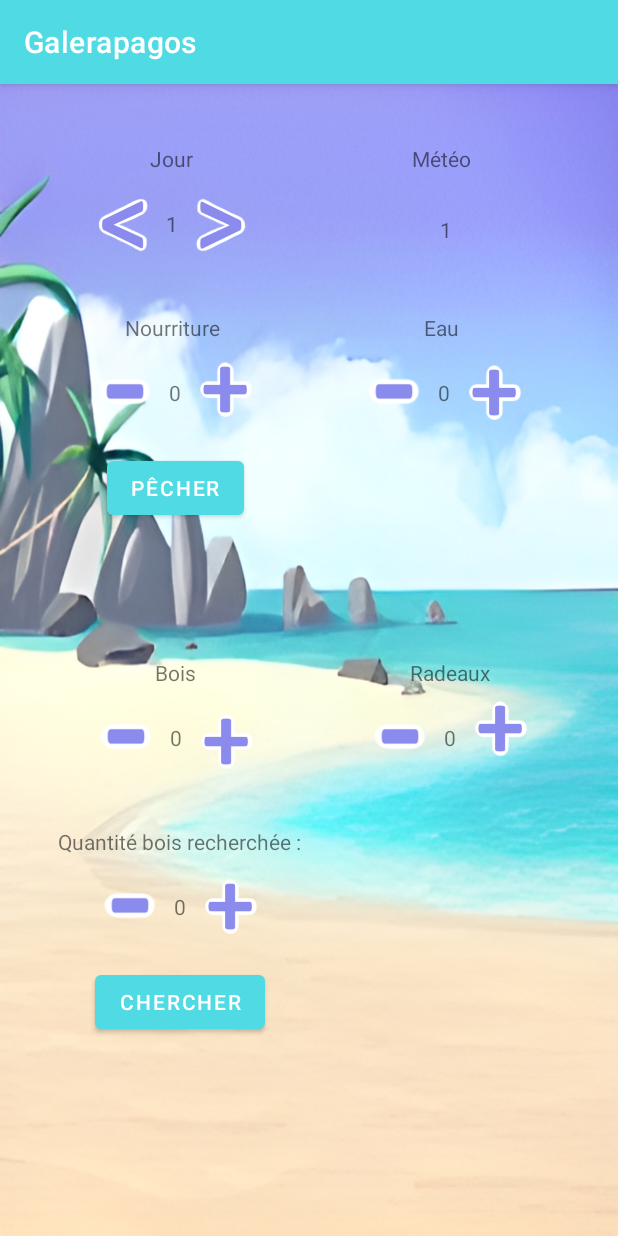
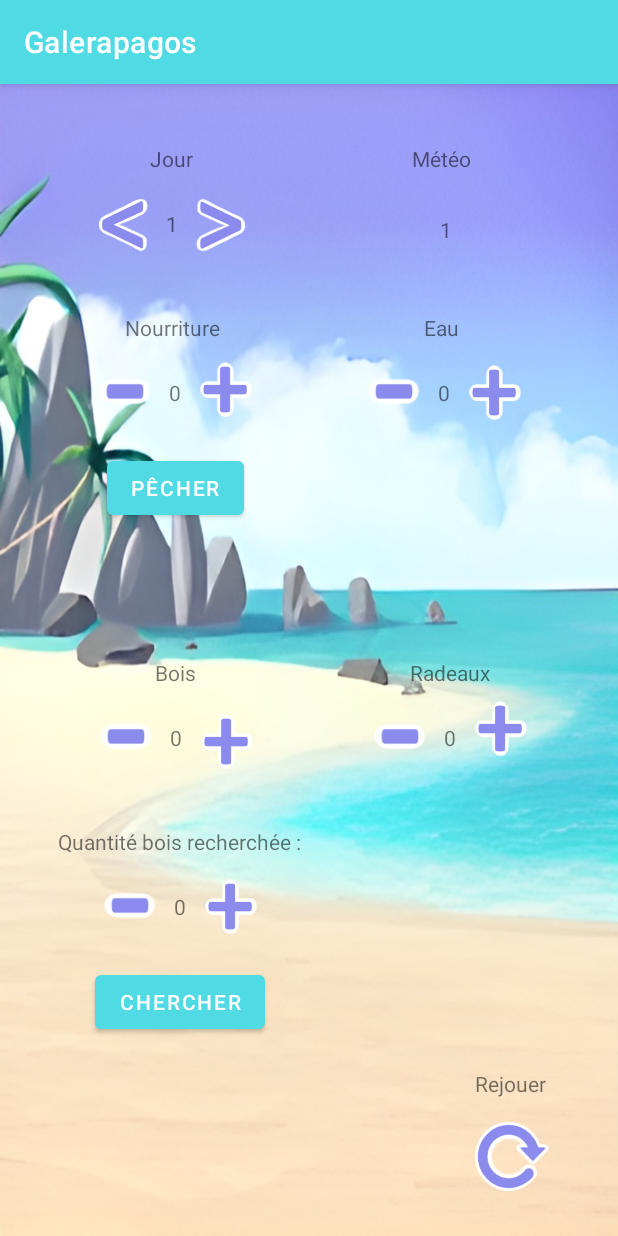
Before and after one commit to MateoLaville/Galerapagos, an Android app: the MainActivity screen opened directly, with no data from a screen before it, on a phone screen of 412 x 824 dp. Run offline under Robolectric (Android 15) with nearby library versions, the phone set to English and light mode, and no system bars.

Commit message:
ajout bouton rejouer + implémentation

```diff
--- a/app/src/main/java/com/example/galerapagos/MainActivity.kt
+++ b/app/src/main/java/com/example/galerapagos/MainActivity.kt
@@ -1,7 +1,9 @@
 package com.example.galerapagos
 
+import android.content.Intent
 import androidx.appcompat.app.AppCompatActivity
 import android.os.Bundle
+import android.view.View
 import android.widget.TextView
 
 class MainActivity : AppCompatActivity() {
@@ -19,6 +21,11 @@ class MainActivity : AppCompatActivity() {
         val index = (6..11).random()
         weatherList.add(index, "2 - Tempête")
         weatherText.text = weatherList[0]
+    }
+
+    fun rejouer(view: android.view.View) {
+        val intent = Intent(this, MainActivity::class.java)
+        startActivity(intent)
     }
 
     /* // // // // // // // //
--- a/app/src/main/res/layout/activity_main.xml
+++ b/app/src/main/res/layout/activity_main.xml
@@ -350,5 +350,27 @@
         app:layout_constraintStart_toStartOf="@+id/button"
         app:layout_constraintTop_toBottomOf="@+id/button" />
 
+    <TextView
+        android:id="@+id/textView6"
+        android:layout_width="wrap_content"
+        android:layout_height="wrap_content"
+        android:layout_marginEnd="48dp"
+        android:layout_marginBottom="92dp"
+        android:text="Rejouer"
+        app:layout_constraintBottom_toBottomOf="parent"
+        app:layout_constraintEnd_toEndOf="parent" />
+
+    <ImageButton
+        android:id="@+id/rejouer"
+        android:layout_width="50dp"
+        android:layout_height="46dp"
+        android:layout_marginTop="16dp"
+        android:background="@drawable/rejouer"
+        android:onClick="rejouer"
+        app:layout_constraintEnd_toEndOf="@+id/textView6"
+        app:layout_constraintHorizontal_bias="0.0"
+        app:layout_constraintStart_toStartOf="@+id/textView6"
+        app:layout_constraintTop_toBottomOf="@+id/textView6" />
+
 
 </androidx.constraintlayout.widget.ConstraintLayout>
```
Also changed, not shown: app/src/main/res/drawable/rejouer.png (added).
